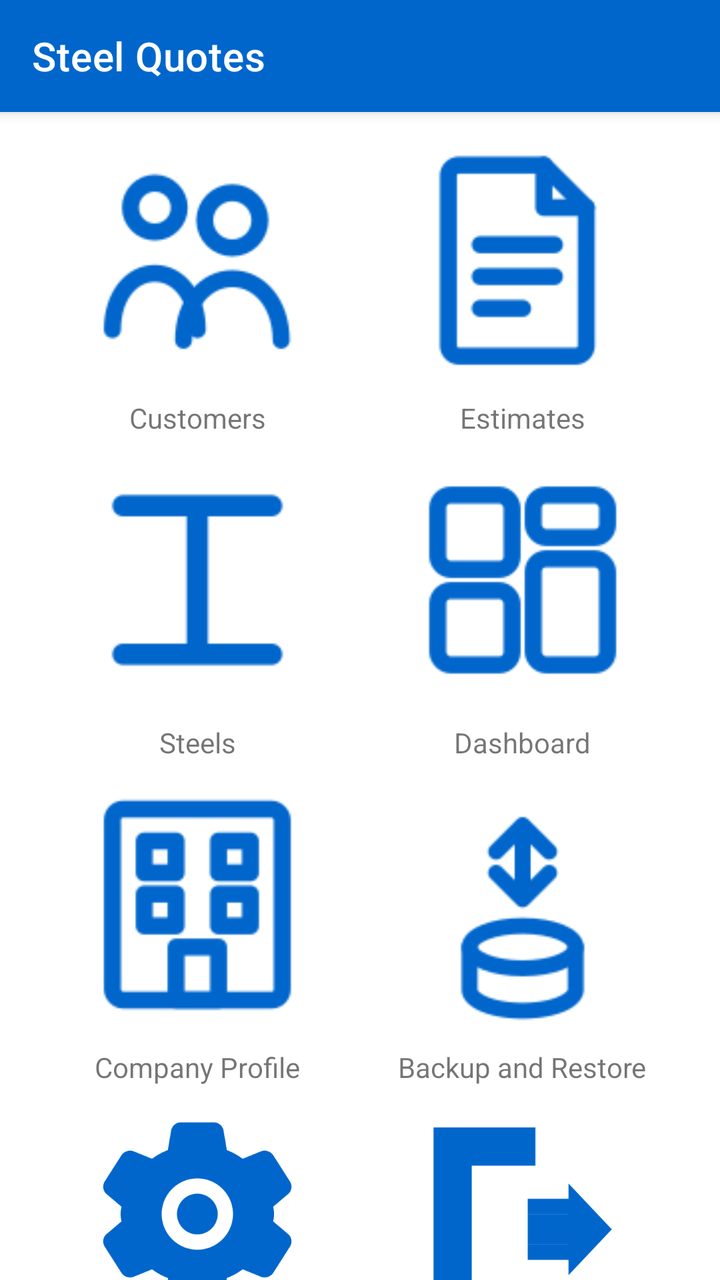
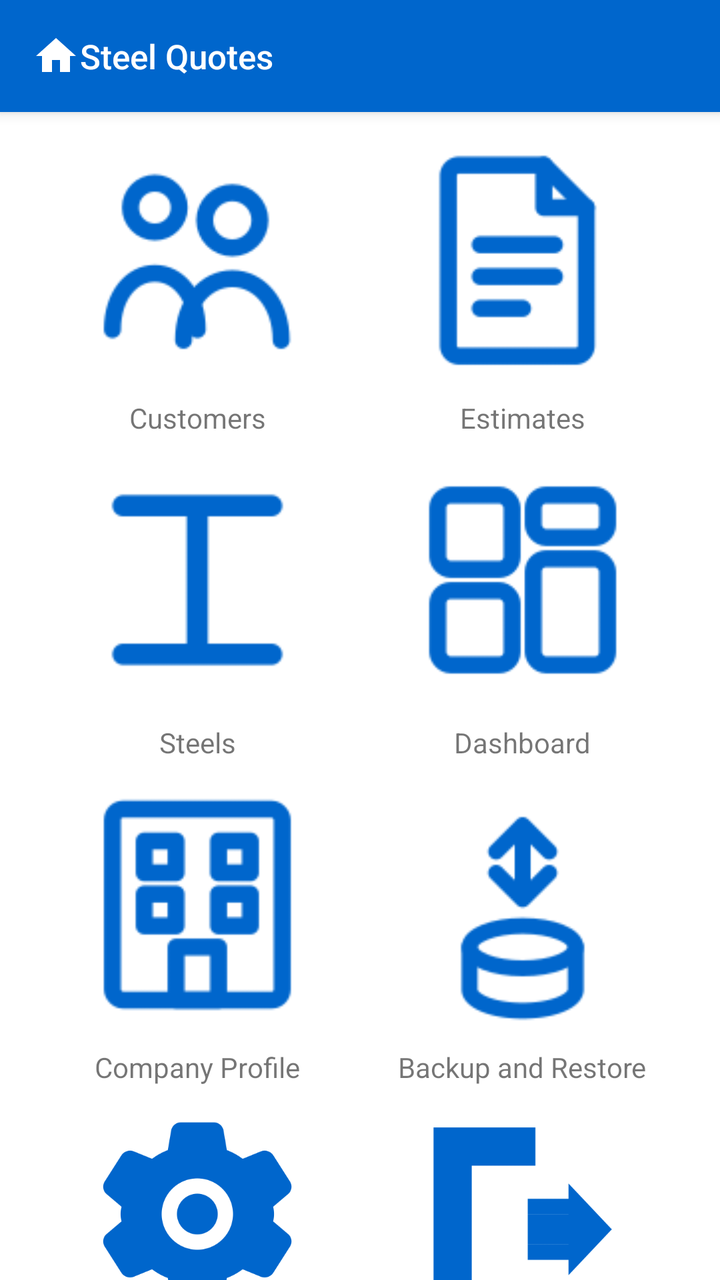

Compare the two renders of this Android layout. The source of the first and the diff that turns it into the second are given below.
<!-- AndroidManifest.xml: application theme Theme.MetalConstructionsEstimates -->
<!-- res/layout/activity_main.xml -->
<?xml version="1.0" encoding="utf-8"?>
<androidx.drawerlayout.widget.DrawerLayout
    xmlns:android="http://schemas.android.com/apk/res/android"
    xmlns:app="http://schemas.android.com/apk/res-auto"
    android:id="@+id/drawerLayout"
    android:layout_width="match_parent"
    android:layout_height="match_parent">

    <androidx.coordinatorlayout.widget.CoordinatorLayout
        android:layout_width="match_parent"
        android:layout_height="match_parent">

        <com.google.android.material.appbar.AppBarLayout
            android:layout_width="match_parent"
            android:layout_height="?attr/actionBarSize"
            android:theme="@style/ThemeOverlay.AppCompat.Dark.ActionBar">

            <androidx.appcompat.widget.Toolbar
                android:id="@+id/toolbar"
                android:layout_width="match_parent"
                android:layout_height="match_parent"
                android:background="#0066cc"
                app:title="@string/app_name"
                app:titleTextColor="@android:color/white" />

        </com.google.android.material.appbar.AppBarLayout>

        <androidx.core.widget.NestedScrollView
            android:id="@+id/nestedScroll"
            android:layout_width="match_parent"
            android:layout_height="match_parent"
            android:fillViewport="true"
            app:layout_behavior="@string/appbar_scrolling_view_behavior">

            <androidx.constraintlayout.widget.ConstraintLayout
                android:id="@+id/scrollContent"
                android:layout_width="match_parent"
                android:layout_height="wrap_content"
                android:paddingStart="8dp"
                android:paddingEnd="8dp"
                android:paddingBottom="16dp">

                
                <ImageView
                    android:id="@+id/imageViewCustomers"
                    android:layout_width="0dp"
                    android:layout_height="0dp"
                    android:layout_margin="8dp"
                    android:layout_marginBottom="40dp"
                    android:scaleType="centerCrop"
                    android:src="@drawable/customers"
                    android:contentDescription="@string/customers"
                    app:tint="#0066cc"
                    app:layout_constraintTop_toTopOf="parent"
                    app:layout_constraintStart_toStartOf="parent"
                    app:layout_constraintEnd_toStartOf="@id/imageViewEstimates"
                    app:layout_constraintDimensionRatio="1:1"
                    app:layout_constraintWidth_percent="0.37" />

                <ImageView
                    android:id="@+id/imageViewEstimates"
                    android:layout_width="0dp"
                    android:layout_height="0dp"
                    android:layout_margin="8dp"
                    android:layout_marginBottom="40dp"
                    android:scaleType="centerCrop"
                    android:src="@drawable/estimates"
                    android:contentDescription="@string/estimates"
                    app:tint="#0066cc"
                    app:layout_constraintTop_toTopOf="parent"
                    app:layout_constraintStart_toEndOf="@id/imageViewCustomers"
                    app:layout_constraintEnd_toEndOf="parent"
                    app:layout_constraintDimensionRatio="1:1"
                    app:layout_constraintWidth_percent="0.37" />

                <TextView
                    android:id="@+id/textViewCustomers"
                    android:layout_width="wrap_content"
                    android:layout_height="wrap_content"
                    android:text="@string/customers"
                    android:layout_margin="8dp"
                    app:layout_constraintTop_toBottomOf="@id/imageViewCustomers"
                    app:layout_constraintStart_toStartOf="@id/imageViewCustomers"
                    app:layout_constraintEnd_toEndOf="@id/imageViewCustomers" />

                <TextView
                    android:id="@+id/textViewEstimates"
                    android:layout_width="wrap_content"
                    android:layout_height="wrap_content"
                    android:text="@string/estimates"
                    android:layout_margin="8dp"
                    app:layout_constraintTop_toBottomOf="@id/imageViewEstimates"
                    app:layout_constraintStart_toStartOf="@id/imageViewEstimates"
                    app:layout_constraintEnd_toEndOf="@id/imageViewEstimates" />

                
                <ImageView
                    android:id="@+id/imageViewSteels"
                    android:layout_width="0dp"
                    android:layout_height="0dp"
                    android:layout_margin="8dp"
                    android:scaleType="centerCrop"
                    android:src="@drawable/steels"
                    android:contentDescription="@string/steels"
                    app:tint="#0066cc"
                    app:layout_constraintTop_toBottomOf="@id/textViewCustomers"
                    app:layout_constraintStart_toStartOf="parent"
                    app:layout_constraintEnd_toStartOf="@id/imageViewDashboard"
                    app:layout_constraintDimensionRatio="1:1"
                    app:layout_constraintWidth_percent="0.37" />

                <ImageView
                    android:id="@+id/imageViewDashboard"
                    android:layout_width="0dp"
                    android:layout_height="0dp"
                    android:layout_margin="8dp"
                    android:scaleType="centerCrop"
                    android:src="@drawable/dashboard"
                    android:contentDescription="@string/dashboard"
                    app:tint="#0066cc"
                    app:layout_constraintTop_toBottomOf="@id/textViewEstimates"
                    app:layout_constraintStart_toEndOf="@id/imageViewSteels"
                    app:layout_constraintEnd_toEndOf="parent"
                    app:layout_constraintDimensionRatio="1:1"
                    app:layout_constraintWidth_percent="0.37" />

                <TextView
                    android:id="@+id/textViewSteels"
                    android:layout_width="wrap_content"
                    android:layout_height="wrap_content"
                    android:text="@string/steels"
                    android:layout_margin="8dp"
                    app:layout_constraintTop_toBottomOf="@id/imageViewSteels"
                    app:layout_constraintStart_toStartOf="@id/imageViewSteels"
                    app:layout_constraintEnd_toEndOf="@id/imageViewSteels" />

                <TextView
                    android:id="@+id/textViewDashboard"
                    android:layout_width="wrap_content"
                    android:layout_height="wrap_content"
                    android:text="@string/dashboard"
                    android:layout_margin="8dp"
                    app:layout_constraintTop_toBottomOf="@id/imageViewDashboard"
                    app:layout_constraintStart_toStartOf="@id/imageViewDashboard"
                    app:layout_constraintEnd_toEndOf="@id/imageViewDashboard" />

                
                <ImageView
                    android:id="@+id/imageViewBusiness"
                    android:layout_width="0dp"
                    android:layout_height="0dp"
                    android:layout_margin="8dp"
                    android:scaleType="centerCrop"
                    android:src="@drawable/business"
                    android:contentDescription="@string/business"
                    app:tint="#0066cc"
                    app:layout_constraintTop_toBottomOf="@id/textViewSteels"
                    app:layout_constraintStart_toStartOf="parent"
                    app:layout_constraintEnd_toStartOf="@id/imageViewBackups"
                    app:layout_constraintDimensionRatio="1:1"
                    app:layout_constraintWidth_percent="0.37" />

                <ImageView
                    android:id="@+id/imageViewBackups"
                    android:layout_width="0dp"
                    android:layout_height="0dp"
                    android:layout_margin="8dp"
                    android:scaleType="centerCrop"
                    android:src="@drawable/database"
                    android:contentDescription="@string/backuprestore"
                    app:tint="#0066cc"
                    app:layout_constraintTop_toBottomOf="@id/textViewDashboard"
                    app:layout_constraintStart_toEndOf="@id/imageViewBusiness"
                    app:layout_constraintEnd_toEndOf="parent"
                    app:layout_constraintDimensionRatio="1:1"
                    app:layout_constraintWidth_percent="0.37" />

                <TextView
                    android:id="@+id/textViewBusiness"
                    android:layout_width="wrap_content"
                    android:layout_height="wrap_content"
                    android:text="@string/business"
                    android:layout_marginTop="8dp"
                    app:layout_constraintTop_toBottomOf="@id/imageViewBusiness"
                    app:layout_constraintStart_toStartOf="@id/imageViewBusiness"
                    app:layout_constraintEnd_toEndOf="@id/imageViewBusiness" />

                <TextView
                    android:id="@+id/textViewBackups"
                    android:layout_width="wrap_content"
                    android:layout_height="wrap_content"
                    android:text="@string/backuprestore"
                    android:layout_marginTop="8dp"
                    app:layout_constraintTop_toBottomOf="@id/imageViewBackups"
                    app:layout_constraintStart_toStartOf="@id/imageViewBackups"
                    app:layout_constraintEnd_toEndOf="@id/imageViewBackups" />

                
                <ImageView
                    android:id="@+id/imageViewSettings"
                    android:layout_width="0dp"
                    android:layout_height="0dp"
                    android:layout_margin="8dp"
                    android:scaleType="centerCrop"
                    android:src="@drawable/ic_settings"
                    android:contentDescription="@string/settings"
                    app:tint="#0066cc"
                    app:layout_constraintTop_toBottomOf="@id/textViewBusiness"
                    app:layout_constraintStart_toStartOf="parent"
                    app:layout_constraintEnd_toStartOf="@id/imageViewExit"
                    app:layout_constraintDimensionRatio="1:1"
                    app:layout_constraintWidth_percent="0.37" />

                <ImageView
                    android:id="@+id/imageViewExit"
                    android:layout_width="0dp"
                    android:layout_height="0dp"
                    android:layout_margin="8dp"
                    android:scaleType="centerCrop"
                    android:src="@drawable/ic_exit"
                    android:contentDescription="@string/exit"
                    app:tint="#0066cc"
                    app:layout_constraintTop_toBottomOf="@id/textViewBackups"
                    app:layout_constraintStart_toEndOf="@id/imageViewSettings"
                    app:layout_constraintEnd_toEndOf="parent"
                    app:layout_constraintDimensionRatio="1:1"
                    app:layout_constraintWidth_percent="0.37" />

                <TextView
                    android:id="@+id/textViewSettings"
                    android:layout_width="wrap_content"
                    android:layout_height="wrap_content"
                    android:text="@string/settings"
                    android:layout_marginTop="8dp"
                    app:layout_constraintTop_toBottomOf="@id/imageViewSettings"
                    app:layout_constraintStart_toStartOf="@id/imageViewSettings"
                    app:layout_constraintEnd_toEndOf="@id/imageViewSettings" />

                <TextView
                    android:id="@+id/textViewExit"
                    android:layout_width="wrap_content"
                    android:layout_height="wrap_content"
                    android:text="@string/exit"
                    android:layout_marginTop="8dp"
                    app:layout_constraintTop_toBottomOf="@id/imageViewExit"
                    app:layout_constraintStart_toStartOf="@id/imageViewExit"
                    app:layout_constraintEnd_toEndOf="@id/imageViewExit" />

            </androidx.constraintlayout.widget.ConstraintLayout>

        </androidx.core.widget.NestedScrollView>

    </androidx.coordinatorlayout.widget.CoordinatorLayout>

    
    <com.google.android.material.navigation.NavigationView
        android:id="@+id/navigationView"
        android:layout_width="wrap_content"
        android:layout_height="match_parent"
        android:layout_gravity="start"
        app:menu="@menu/drawer_menu"
        app:headerLayout="@layout/nav_header"
        app:itemIconTint="@color/drawer_icon_color"
        android:background="@android:color/white" />

</androidx.drawerlayout.widget.DrawerLayout>
<!-- res/layout/nav_header.xml (included above) -->
<LinearLayout xmlns:android="http://schemas.android.com/apk/res/android"
    android:layout_width="match_parent"
    android:layout_height="160dp"
    android:orientation="horizontal"
    android:padding="16dp"
    android:background="#0066cc"
    android:gravity="center">  

    <androidx.appcompat.widget.AppCompatImageView
        android:id="@+id/headerImage"
        android:layout_width="64dp"
        android:layout_height="64dp"
        android:src="@drawable/app_icon"
        android:contentDescription="@string/app_name"/>

    <TextView
        android:id="@+id/headerTitle"
        android:layout_width="wrap_content"
        android:layout_height="wrap_content"
        android:text="@string/app_name"
        android:textColor="@android:color/white"
        android:textSize="18sp"
        android:layout_marginStart="8dp"/> 
</LinearLayout>
<!-- resources referenced by this layout -->
<resources>
  <color name="drawer_icon_color">#0066cc</color>
  <!-- drawable app_icon: png bitmap (drawable, 4275 bytes) -->
  <!-- drawable business: png bitmap (drawable, 2041 bytes) -->
  <!-- drawable customers: png bitmap (drawable, 4095 bytes) -->
  <!-- drawable dashboard: png bitmap (drawable, 1417 bytes) -->
  <!-- drawable database: png bitmap (drawable, 2884 bytes) -->
  <!-- drawable estimates: png bitmap (drawable, 1449 bytes) -->
  <!-- drawable ic_exit: png bitmap (drawable, 4583 bytes) -->
  <!-- drawable ic_settings: png bitmap (drawable, 14832 bytes) -->
  <!-- drawable steels: png bitmap (drawable, 796 bytes) -->
  <string name="app_name">Steel Quotes</string>
  <string name="backuprestore">Backup and Restore</string>
  <string name="business">Company Profile</string>
  <string name="customers">Customers</string>
  <string name="dashboard">Dashboard</string>
  <string name="estimates">Estimates</string>
  <string name="exit">Exit</string>
  <string name="settings">Settings</string>
  <string name="steels">Steels</string>
  <style name="Theme.MetalConstructionsEstimates" parent="Theme.MaterialComponents.DayNight.NoActionBar">
      
          <item name="colorPrimary">@color/purple_200</item>
          <item name="colorPrimaryVariant">@color/purple_700</item>
          <item name="colorOnPrimary">@color/black</item>
  
          <item name="colorSecondary">@color/teal_200</item>
          <item name="colorSecondaryVariant">@color/teal_200</item>
          <item name="colorOnSecondary">@color/black</item>
  
          <item name="android:statusBarColor">?attr/colorPrimaryVariant</item>
          <item name="android:windowLightStatusBar">false</item>
  
          
      </style>
  <color name="purple_200">#FFBB86FC</color>
  <color name="purple_700">#FF3700B3</color>
  <color name="black">#FF000000</color>
  <color name="teal_200">#FF03DAC5</color>
</resources>

<!-- the commit's change to res/layout/activity_main.xml (unified diff, before → after) -->
@@ -20,7 +20,13 @@
                 android:layout_width="match_parent"
                 android:layout_height="match_parent"
                 android:background="#0066cc"
+                android:theme="@style/ThemeOverlay.MaterialComponents.Dark.ActionBar"
+                app:popupTheme="@style/ThemeOverlay.AppCompat.DayNight"
                 app:title="@string/app_name"
+                app:logo="@drawable/ic_toolbar_home"
+                app:contentInsetStartWithNavigation="0dp"
+                app:titleMarginStart="10dp"
+                app:titleTextAppearance="@style/ListToolbarTitle"
                 app:titleTextColor="@android:color/white" />
 
         </com.google.android.material.appbar.AppBarLayout>
<!-- resource entries referenced after the edit -->
@@ -9,6 +9,17 @@
   <!-- drawable estimates: png bitmap (drawable, 1449 bytes) -->
   <!-- drawable ic_exit: png bitmap (drawable, 4583 bytes) -->
   <!-- drawable ic_settings: png bitmap (drawable, 14832 bytes) -->
+  <!-- drawable ic_toolbar_home (drawable) -->
+  <?xml version="1.0" encoding="utf-8"?>
+  <vector xmlns:android="http://schemas.android.com/apk/res/android"
+      android:width="24dp"
+      android:height="24dp"
+      android:viewportWidth="24"
+      android:viewportHeight="24">
+      <path
+          android:fillColor="#FFFFFFFF"
+          android:pathData="M10,20v-6h4v6h5v-8h3L12,3 2,12h3v8z" />
+  </vector>
   <!-- drawable steels: png bitmap (drawable, 796 bytes) -->
   <string name="app_name">Steel Quotes</string>
   <string name="backuprestore">Backup and Restore</string>
@@ -19,6 +30,9 @@
   <string name="exit">Exit</string>
   <string name="settings">Settings</string>
   <string name="steels">Steels</string>
+  <style name="ListToolbarTitle" parent="TextAppearance.AppCompat.Widget.ActionBar.Title">
+          <item name="android:textSize">@dimen/list_toolbar_title_size</item>
+      </style>
   <style name="Theme.MetalConstructionsEstimates" parent="Theme.MaterialComponents.DayNight.NoActionBar">
       
           <item name="colorPrimary">@color/purple_200</item>
@@ -34,6 +48,7 @@
   
           
       </style>
+  <dimen name="list_toolbar_title_size">17sp</dimen>
   <color name="purple_200">#FFBB86FC</color>
   <color name="purple_700">#FF3700B3</color>
   <color name="black">#FF000000</color>
